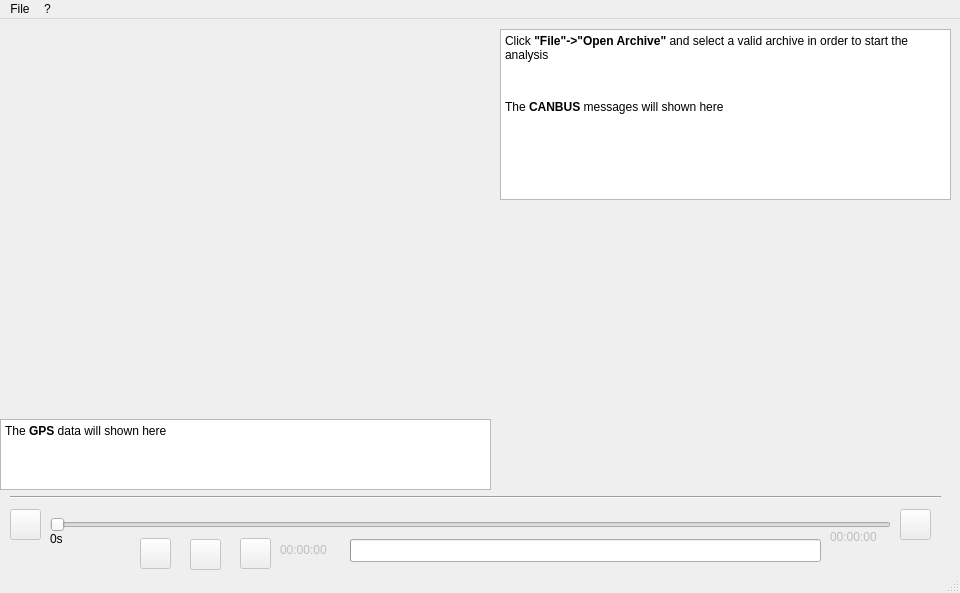
The window that main.ui (CorraMatte/canbus_sniffer_gui) describes before a commit, drawn with Qt 5.
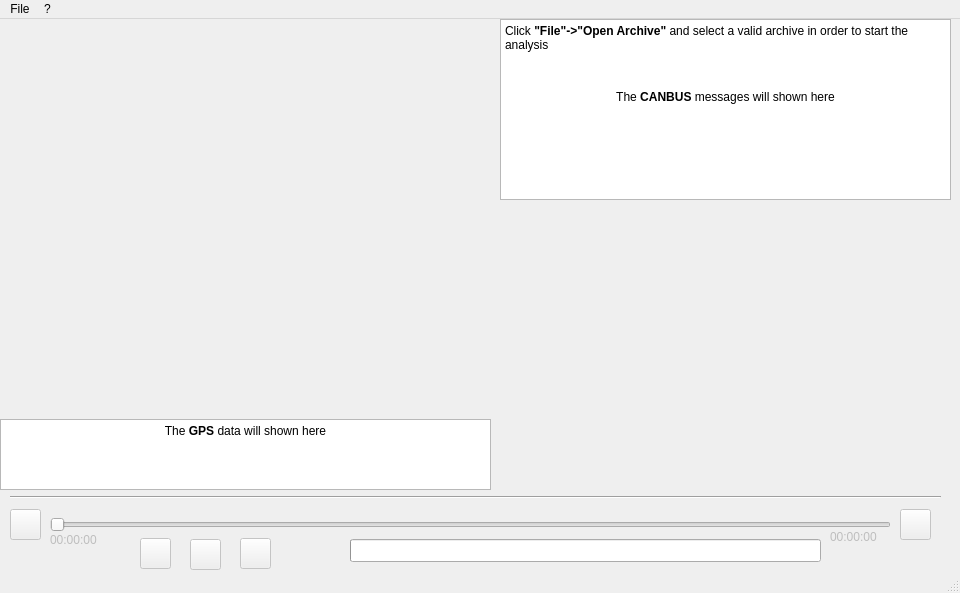
The same window after the commit. Icons and pictures are not drawn.

What changed in the file:
```diff
--- a/main.ui
+++ b/main.ui
@@ -33,8 +33,8 @@
     </property>
     <property name="geometry">
      <rect>
-      <x>280</x>
-      <y>520</y>
+      <x>50</x>
+      <y>510</y>
       <width>71</width>
       <height>21</height>
      </rect>
@@ -47,9 +47,9 @@
     <property name="geometry">
      <rect>
       <x>500</x>
-      <y>10</y>
+      <y>0</y>
       <width>451</width>
-      <height>171</height>
+      <height>181</height>
      </rect>
     </property>
     <property name="readOnly">
@@ -62,23 +62,7 @@
 &lt;/style&gt;&lt;/head&gt;&lt;body style=&quot; font-family:'Sans'; font-size:9pt; font-weight:400; font-style:normal;&quot;&gt;
 &lt;p style=&quot; margin-top:0px; margin-bottom:0px; margin-left:0px; margin-right:0px; -qt-block-indent:0; text-indent:0px;&quot;&gt;&lt;span style=&quot; font-family:'DejaVu Sans Mono'; color:#000000;&quot;&gt;Click &lt;/span&gt;&lt;span style=&quot; font-family:'DejaVu Sans Mono'; font-weight:600; color:#000000;&quot;&gt;&amp;quot;File&amp;quot;-&amp;gt;&amp;quot;Open Archive&amp;quot;&lt;/span&gt;&lt;span style=&quot; font-family:'DejaVu Sans Mono'; color:#000000;&quot;&gt; and select a valid archive in order to start the analysis&lt;/span&gt;&lt;/p&gt;
 &lt;p style=&quot;-qt-paragraph-type:empty; margin-top:12px; margin-bottom:12px; margin-left:0px; margin-right:0px; -qt-block-indent:0; text-indent:0px; font-family:'DejaVu Sans Mono'; color:#000000; background-color:#ffffff;&quot;&gt;&lt;br /&gt;&lt;/p&gt;
-&lt;p style=&quot; margin-top:12px; margin-bottom:12px; margin-left:0px; margin-right:0px; -qt-block-indent:0; text-indent:0px; background-color:#ffffff;&quot;&gt;&lt;span style=&quot; font-family:'DejaVu Sans Mono'; color:#000000; background-color:#ffffff;&quot;&gt;The &lt;/span&gt;&lt;span style=&quot; font-family:'DejaVu Sans Mono'; font-weight:600; color:#000000; background-color:#ffffff;&quot;&gt;CANBUS&lt;/span&gt;&lt;span style=&quot; font-family:'DejaVu Sans Mono'; color:#000000; background-color:#ffffff;&quot;&gt; messages will shown here&lt;/span&gt;&lt;/p&gt;&lt;/body&gt;&lt;/html&gt;</string>
-    </property>
-   </widget>
-   <widget class="QLabel" name="lblMinTime">
-    <property name="enabled">
-     <bool>true</bool>
-    </property>
-    <property name="geometry">
-     <rect>
-      <x>50</x>
-      <y>510</y>
-      <width>20</width>
-      <height>20</height>
-     </rect>
-    </property>
-    <property name="text">
-     <string>0s</string>
+&lt;p align=&quot;center&quot; style=&quot; margin-top:12px; margin-bottom:12px; margin-left:0px; margin-right:0px; -qt-block-indent:0; text-indent:0px; background-color:#ffffff;&quot;&gt;&lt;span style=&quot; font-family:'DejaVu Sans Mono'; color:#000000; background-color:#ffffff;&quot;&gt;The &lt;/span&gt;&lt;span style=&quot; font-family:'DejaVu Sans Mono'; font-weight:600; color:#000000; background-color:#ffffff;&quot;&gt;CANBUS&lt;/span&gt;&lt;span style=&quot; font-family:'DejaVu Sans Mono'; color:#000000; background-color:#ffffff;&quot;&gt; messages will shown here&lt;/span&gt;&lt;/p&gt;&lt;/body&gt;&lt;/html&gt;</string>
     </property>
    </widget>
    <widget class="QLabel" name="lblMaxTime">
@@ -214,9 +198,9 @@
     <property name="geometry">
      <rect>
       <x>0</x>
-      <y>10</y>
+      <y>0</y>
       <width>491</width>
-      <height>381</height>
+      <height>391</height>
      </rect>
     </property>
    </widget>
@@ -237,7 +221,7 @@
 &lt;html&gt;&lt;head&gt;&lt;meta name=&quot;qrichtext&quot; content=&quot;1&quot; /&gt;&lt;style type=&quot;text/css&quot;&gt;
 p, li { white-space: pre-wrap; }
 &lt;/style&gt;&lt;/head&gt;&lt;body style=&quot; font-family:'Sans'; font-size:9pt; font-weight:400; font-style:normal;&quot;&gt;
-&lt;p style=&quot; margin-top:0px; margin-bottom:0px; margin-left:0px; margin-right:0px; -qt-block-indent:0; text-indent:0px;&quot;&gt;The &lt;span style=&quot; font-weight:600;&quot;&gt;GPS&lt;/span&gt; data will shown here&lt;/p&gt;&lt;/body&gt;&lt;/html&gt;</string>
+&lt;p align=&quot;center&quot; style=&quot; margin-top:0px; margin-bottom:0px; margin-left:0px; margin-right:0px; -qt-block-indent:0; text-indent:0px;&quot;&gt;The &lt;span style=&quot; font-weight:600;&quot;&gt;GPS&lt;/span&gt; data will shown here&lt;/p&gt;&lt;/body&gt;&lt;/html&gt;</string>
     </property>
    </widget>
    <widget class="QWidget" name="wdgGoogleMaps" native="true">
```
